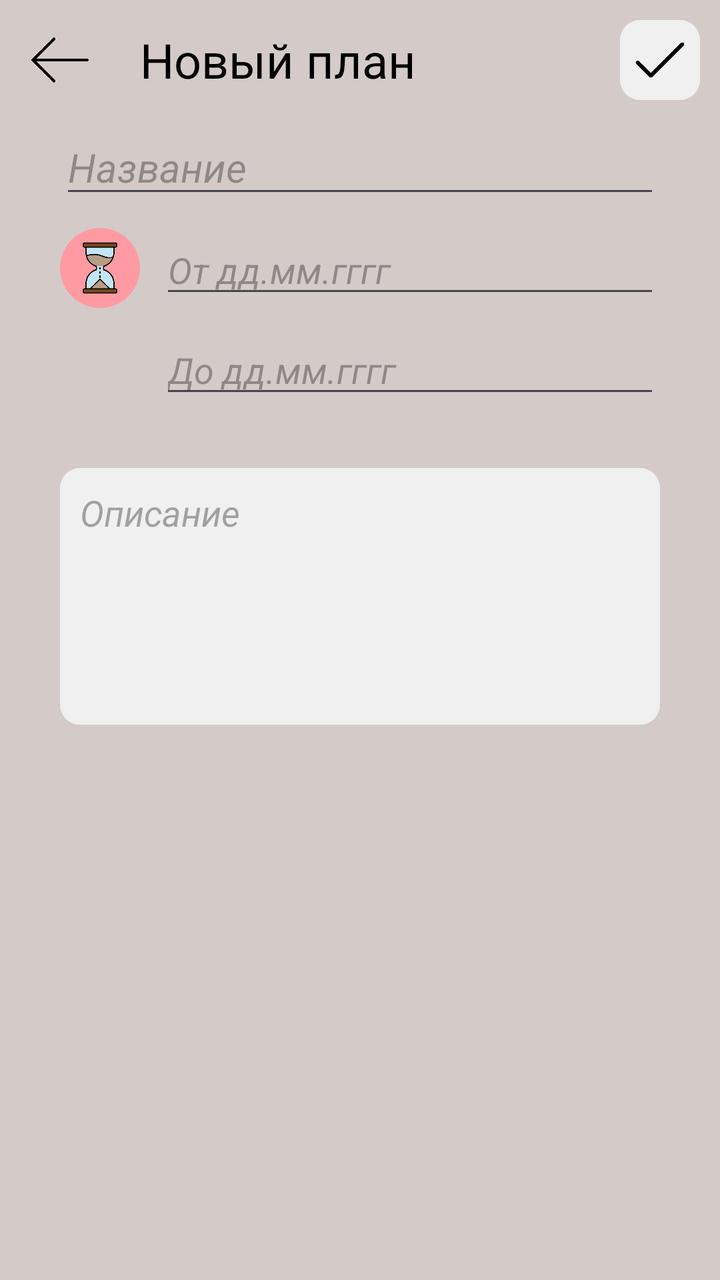
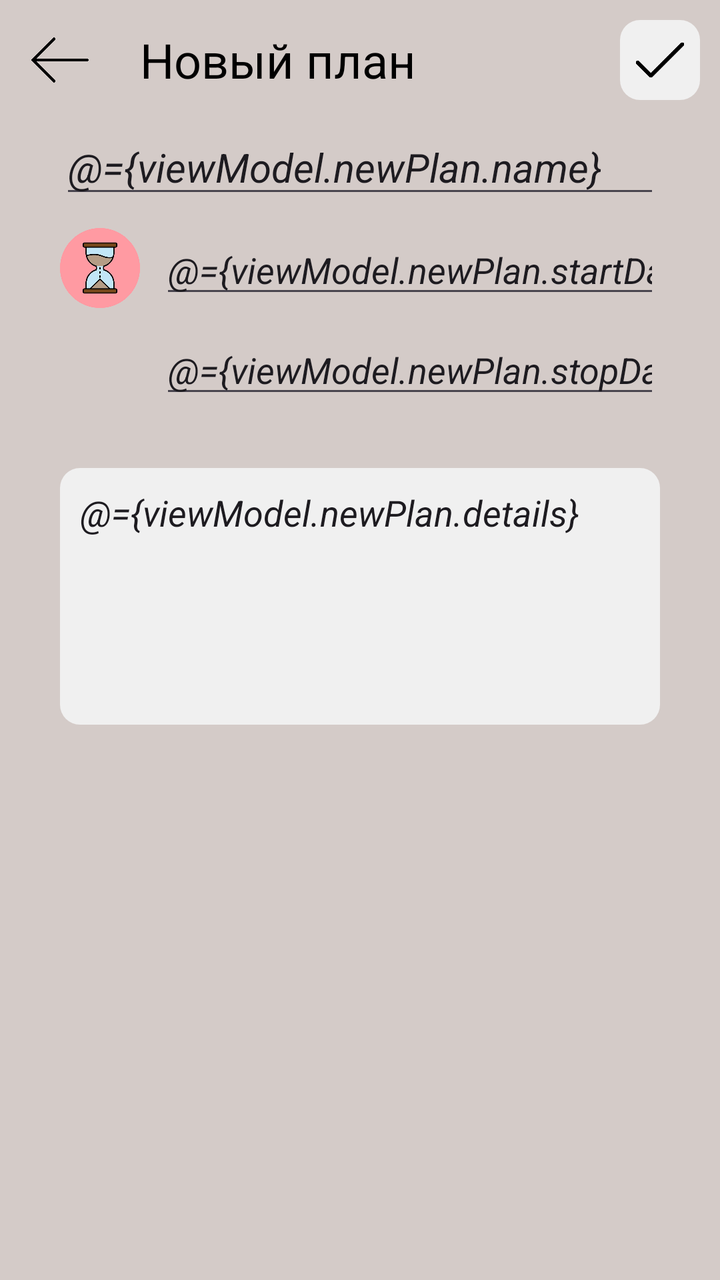

An Android layout rendered at two revisions. The XML below is the earlier revision; the diff shows what the commit changed to produce the second picture.
<!-- AndroidManifest.xml: application theme Theme.Assistant -->
<!-- res/layout/activity_new_plan.xml -->
<?xml version="1.0" encoding="utf-8"?>
<RelativeLayout xmlns:android="http://schemas.android.com/apk/res/android"
    xmlns:app="http://schemas.android.com/apk/res-auto"
    xmlns:tools="http://schemas.android.com/tools"
    android:layout_width="match_parent"
    android:layout_height="match_parent"
    android:background="@color/background_main"
    tools:context=".plans.NewPlanActivity">



    <ImageButton
        android:layout_width="60dp"
        android:layout_height="60dp"
        android:id="@+id/backBtn"
        android:src="@drawable/back"
        android:scaleType="fitCenter"
        android:backgroundTint="@color/background_main"
        />
    <TextView
        android:layout_width="wrap_content"
        android:layout_height="60dp"
        android:id="@+id/newPlanText"
        android:textColor="@color/black"
        android:layout_toRightOf="@+id/backBtn"
        android:text="Новый план"
        android:textSize="24dp"
        android:gravity="center"
        android:layout_marginLeft="10dp"
        />
    <ImageButton
        android:layout_width="40dp"
        android:layout_height="40dp"
        android:id="@+id/tickBtn"
        android:src="@drawable/tick"
        android:scaleType="fitCenter"
        android:padding="5dp"
        android:background="@drawable/image_btn_style"
        android:layout_marginBottom="70dp"
        android:layout_marginEnd="10dp"
        android:layout_marginTop="10dp"
        android:layout_alignParentEnd="true"
        />



    <ScrollView
        android:layout_width="match_parent"
        android:layout_height="match_parent"
        android:layout_below="@+id/newPlanText"
        android:id="@+id/scroll">
        <RelativeLayout
            android:layout_width="match_parent"
            android:layout_height="wrap_content"
            android:orientation="vertical">

            <LinearLayout
                android:layout_width="match_parent"
                android:layout_height="match_parent"
                android:layout_marginHorizontal="30dp"
                android:orientation="vertical">

                <EditText
                    android:layout_width="match_parent"
                    android:layout_height="wrap_content"
                    android:id="@+id/planName"
                    android:hint="Название"
                    android:textSize="20dp"
                    android:textStyle="italic"
                    android:maxLength="30"/>

                <LinearLayout
                    android:layout_width="match_parent"
                    android:layout_height="wrap_content"
                    android:orientation="horizontal">

                    <ImageButton
                        android:layout_width="40dp"
                        android:layout_height="40dp"
                        android:src="@drawable/time_for_task"
                        android:scaleType="centerCrop"
                        android:background="@color/background_main"
                        android:layout_marginVertical="10dp"
                        />
                    <EditText
                        android:layout_width="wrap_content"
                        android:layout_height="40dp"
                        android:id="@+id/datePlanFrom"
                        android:layout_gravity="center"
                        android:layout_weight="1"
                        android:textStyle="italic"
                        android:inputType="date"
                        android:hint="От дд.мм.гггг"
                        android:layout_marginLeft="10dp"
                        android:onClick="setDateFrom"/>


                </LinearLayout>

                <LinearLayout
                    android:layout_width="match_parent"
                    android:layout_height="wrap_content"
                    android:orientation="horizontal"
                    android:layout_marginLeft="40dp">
                    <EditText
                        android:layout_width="wrap_content"
                        android:layout_height="40dp"
                        android:id="@+id/datePlanTo"
                        android:layout_gravity="center"
                        android:layout_weight="1"
                        android:textStyle="italic"
                        android:inputType="date"
                        android:hint="До дд.мм.гггг"
                        android:layout_marginLeft="10dp"
                        android:onClick="setDateTo"/>

                </LinearLayout>

                <LinearLayout
                    android:layout_width="match_parent"
                    android:layout_height="wrap_content"
                    android:id="@+id/calendarLL"
                    android:orientation="vertical"
                    android:background="@drawable/image_btn_style"
                    android:visibility="gone">
                        <CalendarView
                            android:layout_width="wrap_content"
                            android:layout_height="wrap_content"
                            android:id="@+id/calendarView"
                            />
                        <TextView
                            android:layout_width="match_parent"
                            android:layout_height="wrap_content"
                            android:id="@+id/calendarBtn"
                            android:background="@drawable/calendar_btn_style"
                            android:text="Выбрать"
                            android:textSize="20dp"
                            android:layout_gravity="center"
                            android:textColor="@color/black"
                            android:textAlignment="center"
                            android:paddingVertical="5dp"
                            />
                </LinearLayout>


                <EditText
                    android:layout_width="match_parent"
                    android:layout_height="wrap_content"
                    android:id="@+id/decrPlanEditText"
                    android:hint="Описание"
                    android:inputType="textMultiLine"
                    android:lines="5"
                    android:maxLines="10"
                    android:gravity="start"
                    android:padding="10dp"
                    android:background="@drawable/image_btn_style"
                    android:textStyle="italic"
                    android:layout_marginVertical="30dp"
                    />
            </LinearLayout>

        </RelativeLayout>
    </ScrollView>


</RelativeLayout>
<!-- resources referenced by this layout -->
<resources>
  <color name="background_main">#FFD4CBC8</color>
  <color name="black">#FF000000</color>
  <!-- drawable back: png bitmap (drawable, 2771 bytes) -->
  <!-- drawable calendar_btn_style (drawable) -->
  <?xml version="1.0" encoding="utf-8"?>
  <shape xmlns:android="http://schemas.android.com/apk/res/android"
      android:shape="rectangle">
      <solid android:color="@color/bottom_menu"/>
      <corners android:bottomRightRadius="10dp"
          android:bottomLeftRadius="10dp"/>
  </shape>
  <!-- drawable image_btn_style (drawable) -->
  <?xml version="1.0" encoding="utf-8"?>
  <shape xmlns:android="http://schemas.android.com/apk/res/android">
      <solid android:color="@color/background2"/>
      <corners android:radius="10.0dp"/>
  </shape>
  <!-- drawable tick: png bitmap (drawable, 3143 bytes) -->
  <!-- drawable time_for_task: png bitmap (drawable, 28308 bytes) -->
  <style name="Theme.Assistant" parent="Base.Theme.Assistant" />
  <color name="bottom_menu">#FFF3A972</color>
  <color name="background2">#FFF0F0F0</color>
  <style name="Base.Theme.Assistant" parent="Theme.Material3.DayNight.NoActionBar">
          
          
          <item name="colorPrimary">@color/background_main</item>
  
          <item name="android:spinnerItemStyle">
              @style/spinnerItemStyle
          </item>
  
          
          <item name="android:spinnerDropDownItemStyle">
              @style/spinnerDropDownItemStyle
          </item>
  
      </style>
  <style name="spinnerItemStyle">
  
          <item name="android:textStyle">normal</item>
          <item name="android:paddingHorizontal">20dp</item>
          <item name="android:textSize">20sp</item>
          <item name="android:textColor">@color/black</item>
      </style>
  <style name="spinnerDropDownItemStyle">
          <item name="android:paddingHorizontal">20dp</item>
          <item name="android:paddingVertical">10dp</item>
          <item name="android:textSize">20sp</item>
          <item name="android:textColor">@color/black</item>
      </style>
</resources>

<!-- the commit's change to res/layout/activity_new_plan.xml (unified diff, before → after) -->
@@ -1,11 +1,17 @@
 <?xml version="1.0" encoding="utf-8"?>
+<layout>
+    <data>
+        <variable
+            name="viewModel"
+            type="com.example.assistant.viewmodel.NewPlanViewModel" />
+    </data>
 <RelativeLayout xmlns:android="http://schemas.android.com/apk/res/android"
     xmlns:app="http://schemas.android.com/apk/res-auto"
     xmlns:tools="http://schemas.android.com/tools"
     android:layout_width="match_parent"
     android:layout_height="match_parent"
     android:background="@color/background_main"
-    tools:context=".plans.NewPlanActivity">
+    tools:context=".views.NewPlanActivity">
 
 
 
@@ -40,7 +46,7 @@
         android:layout_marginEnd="10dp"
         android:layout_marginTop="10dp"
         android:layout_alignParentEnd="true"
-        />
+        android:onClick="@{()-> viewModel.onSaveBtnClicked()}" />
 
 
 
@@ -67,7 +73,8 @@
                     android:hint="Название"
                     android:textSize="20dp"
                     android:textStyle="italic"
-                    android:maxLength="30"/>
+                    android:maxLength="30"
+                    android:text="@={viewModel.newPlan.name}"/>
 
                 <LinearLayout
                     android:layout_width="match_parent"
@@ -92,7 +99,8 @@
                         android:inputType="date"
                         android:hint="От дд.мм.гггг"
                         android:layout_marginLeft="10dp"
-                        android:onClick="setDateFrom"/>
+                        android:onClick="setDateFrom"
+                        android:text="@={viewModel.newPlan.startDate}"/>
 
 
                 </LinearLayout>
@@ -112,7 +120,8 @@
                         android:inputType="date"
                         android:hint="До дд.мм.гггг"
                         android:layout_marginLeft="10dp"
-                        android:onClick="setDateTo"/>
+                        android:onClick="setDateTo"
+                        android:text="@={viewModel.newPlan.stopDate}"/>
 
                 </LinearLayout>
 
@@ -156,7 +165,7 @@
                     android:background="@drawable/image_btn_style"
                     android:textStyle="italic"
                     android:layout_marginVertical="30dp"
-                    />
+                    android:text="@={viewModel.newPlan.details}"/>
             </LinearLayout>
 
         </RelativeLayout>
@@ -164,3 +173,4 @@
 
 
 </RelativeLayout>
+</layout>
